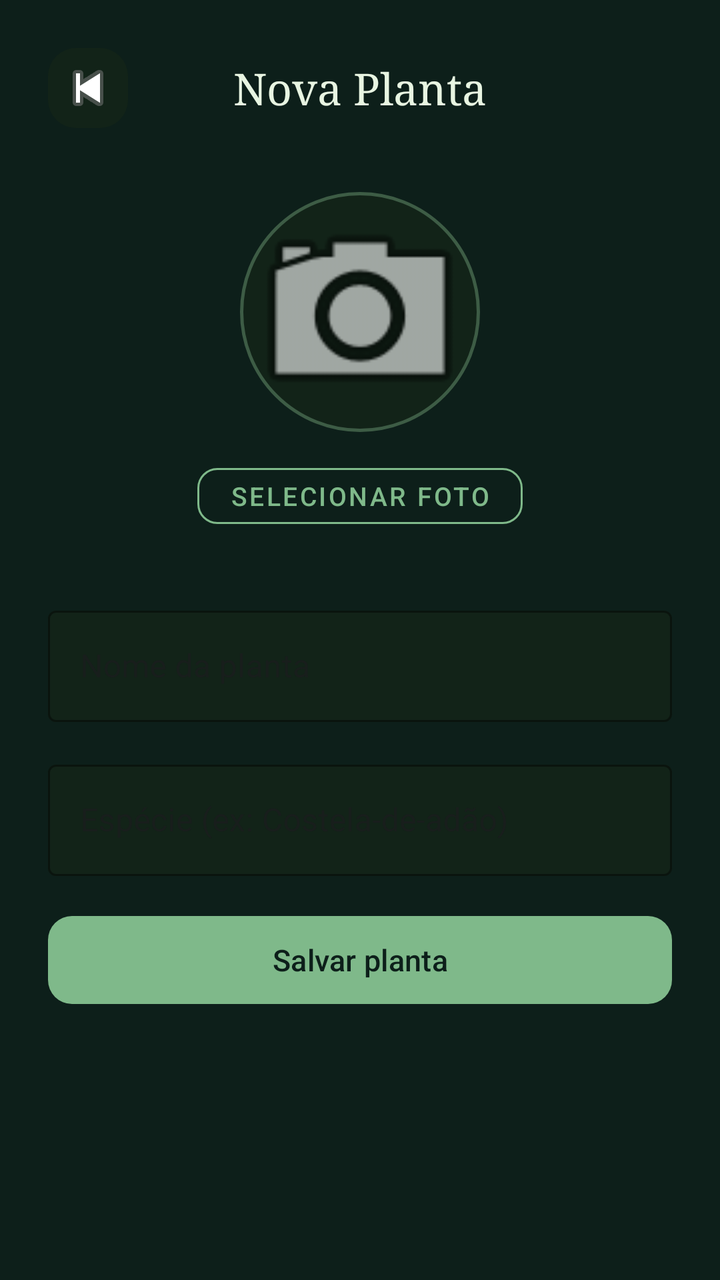
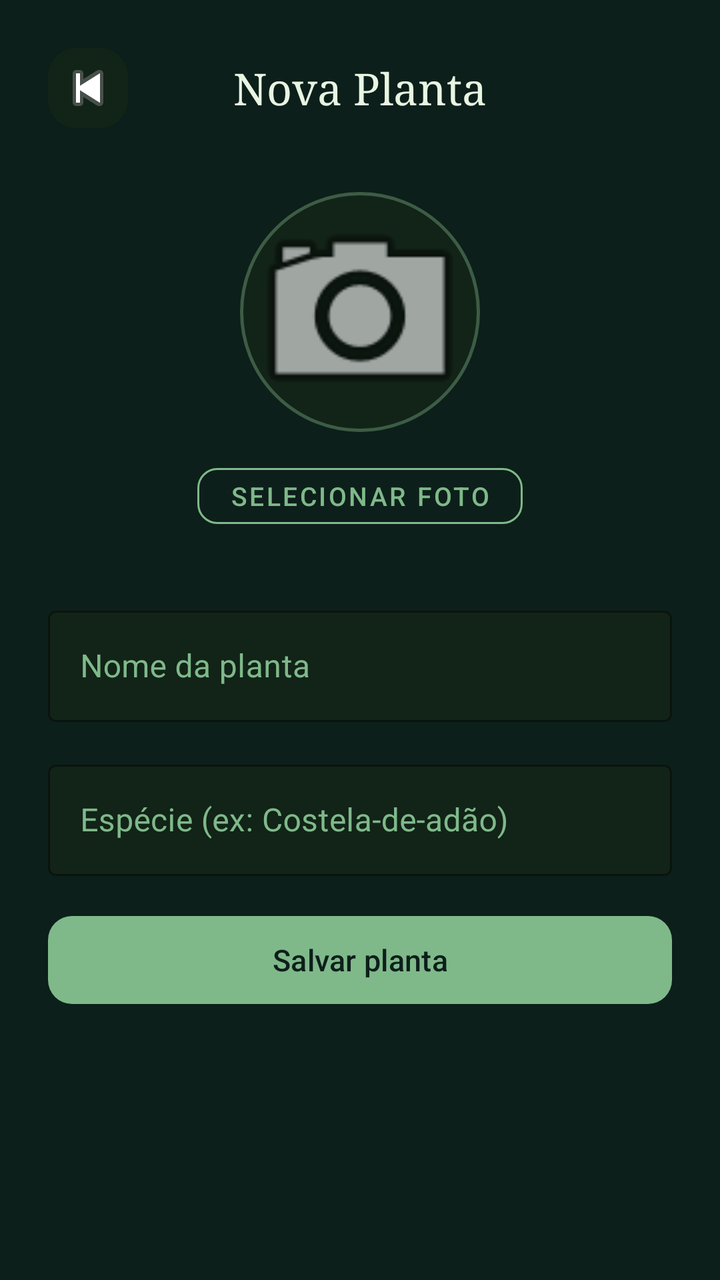

Compare the two renders of this Android layout. The source of the first and the diff that turns it into the second are given below.
<!-- AndroidManifest.xml: application theme Theme.Zenit -->
<!-- res/layout/activity_adicionar_planta.xml -->
<?xml version="1.0" encoding="utf-8"?>
<androidx.core.widget.NestedScrollView xmlns:android="http://schemas.android.com/apk/res/android"
    xmlns:app="http://schemas.android.com/apk/res-auto"
    xmlns:tools="http://schemas.android.com/tools"
    android:layout_width="match_parent"
    android:layout_height="match_parent"
    android:background="#0D1F1A"
    tools:context=".ui.AdicionarPlantaActivity">

    <LinearLayout
        android:layout_width="match_parent"
        android:layout_height="wrap_content"
        android:orientation="vertical"
        android:padding="24dp">

        
        <LinearLayout
            android:layout_width="match_parent"
            android:layout_height="wrap_content"
            android:orientation="horizontal"
            android:gravity="center_vertical"
            android:layout_marginBottom="32dp">

            <ImageButton
                android:id="@+id/btnVoltar"
                android:layout_width="40dp"
                android:layout_height="40dp"
                android:src="@android:drawable/ic_media_previous"
                android:background="@drawable/bg_sensor_card"
                android:contentDescription="Voltar" />

            <TextView
                android:layout_width="0dp"
                android:layout_height="wrap_content"
                android:layout_weight="1"
                android:text="Nova Planta"
                android:textColor="#E8F5E2"
                android:textSize="22sp"
                android:fontFamily="serif"
                android:gravity="center"
                android:layout_marginEnd="40dp" />
        </LinearLayout>

        
        <LinearLayout
            android:layout_width="match_parent"
            android:layout_height="wrap_content"
            android:orientation="vertical"
            android:gravity="center"
            android:layout_marginBottom="32dp">

            <ImageView
                android:id="@+id/imgFotoPlanta"
                android:layout_width="120dp"
                android:layout_height="120dp"
                android:scaleType="centerCrop"
                android:background="@drawable/bg_foto_planta"
                android:src="@android:drawable/ic_menu_camera"
                android:contentDescription="Foto da planta" />

            <com.google.android.material.button.MaterialButton
                android:id="@+id/btnSelecionarFoto"
                android:layout_width="wrap_content"
                android:layout_height="40dp"
                android:text="Selecionar foto"
                android:textColor="#7FB98A"
                android:textSize="13sp"
                app:backgroundTint="@android:color/transparent"
                app:strokeColor="#7FB98A"
                app:strokeWidth="1dp"
                app:cornerRadius="10dp"
                style="@style/Widget.MaterialComponents.Button.OutlinedButton"
                android:layout_marginTop="12dp" />
        </LinearLayout>

        
        <com.google.android.material.textfield.TextInputLayout
            android:id="@+id/tilNome"
            style="@style/Widget.MaterialComponents.TextInputLayout.OutlinedBox"
            android:layout_width="match_parent"
            android:layout_height="wrap_content"
            android:hint="Nome da planta"
            app:boxStrokeColor="#3D5C45"
            app:hintTextColor="#7FB98A"
            app:boxBackgroundColor="#122318"
            android:layout_marginBottom="16dp">

            <com.google.android.material.textfield.TextInputEditText
                android:id="@+id/edtNome"
                android:layout_width="match_parent"
                android:layout_height="wrap_content"
                android:textColor="#E8F5E2"
                android:inputType="textCapSentences" />
        </com.google.android.material.textfield.TextInputLayout>

        
        <com.google.android.material.textfield.TextInputLayout
            android:id="@+id/tilEspecie"
            style="@style/Widget.MaterialComponents.TextInputLayout.OutlinedBox"
            android:layout_width="match_parent"
            android:layout_height="wrap_content"
            android:hint="Espécie (ex: Costela-de-adão)"
            app:boxStrokeColor="#3D5C45"
            app:hintTextColor="#7FB98A"
            app:boxBackgroundColor="#122318"
            android:layout_marginBottom="16dp">

            <com.google.android.material.textfield.TextInputEditText
                android:id="@+id/edtEspecie"
                android:layout_width="match_parent"
                android:layout_height="wrap_content"
                android:textColor="#E8F5E2"
                android:inputType="textCapSentences" />
        </com.google.android.material.textfield.TextInputLayout>

        
        <com.google.android.material.button.MaterialButton
            android:id="@+id/btnSalvar"
            android:layout_width="match_parent"
            android:layout_height="52dp"
            android:text="Salvar planta"
            android:textColor="#0D1F1A"
            android:textSize="15sp"
            app:backgroundTint="#7FB98A"
            app:cornerRadius="12dp" />

    </LinearLayout>
</androidx.core.widget.NestedScrollView>
<!-- resources referenced by this layout -->
<resources>
  <!-- drawable bg_foto_planta (drawable) -->
  <?xml version="1.0" encoding="utf-8"?>
  <shape xmlns:android="http://schemas.android.com/apk/res/android"
      android:shape="oval">
      <solid android:color="#122318" />
      <stroke
          android:width="1.5dp"
          android:color="#3D5C45" />
  </shape>
  <!-- drawable bg_sensor_card (drawable) -->
  <?xml version="1.0" encoding="utf-8"?>
  <shape xmlns:android="http://schemas.android.com/apk/res/android"
      android:shape="rectangle">
      <solid android:color="#122318" />
      <corners android:radius="14dp" />
  </shape>
  <style name="Theme.Zenit" parent="Base.Theme.Zenit" />
  <style name="Base.Theme.Zenit" parent="Theme.Material3.DayNight.NoActionBar">
          
          
      </style>
</resources>

<!-- the commit's change to res/layout/activity_adicionar_planta.xml (unified diff, before → after) -->
@@ -81,7 +81,7 @@
             android:layout_height="wrap_content"
             android:hint="Nome da planta"
             app:boxStrokeColor="#3D5C45"
-            app:hintTextColor="#7FB98A"
+            android:textColorHint="#7FB98A" app:hintTextColor="#7FB98A"
             app:boxBackgroundColor="#122318"
             android:layout_marginBottom="16dp">
 
@@ -101,7 +101,7 @@
             android:layout_height="wrap_content"
             android:hint="Espécie (ex: Costela-de-adão)"
             app:boxStrokeColor="#3D5C45"
-            app:hintTextColor="#7FB98A"
+            android:textColorHint="#7FB98A" app:hintTextColor="#7FB98A"
             app:boxBackgroundColor="#122318"
             android:layout_marginBottom="16dp">
 
